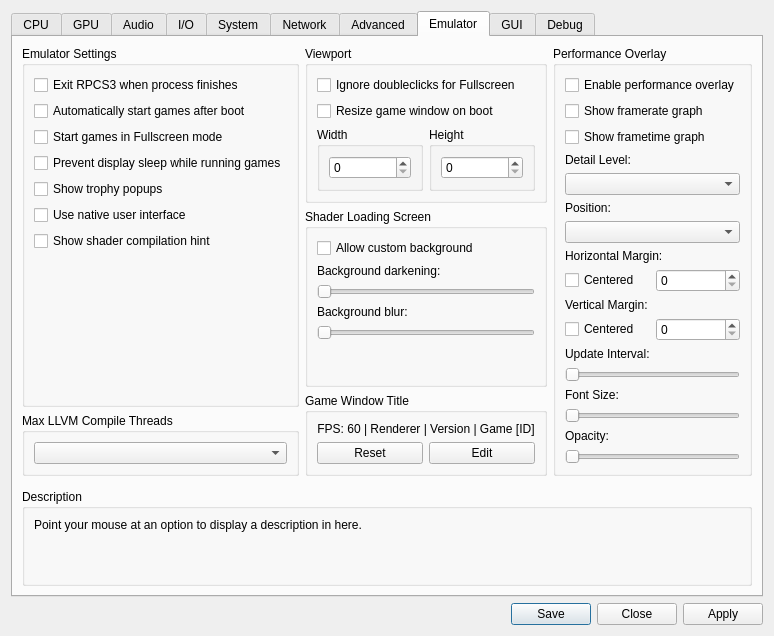
Old version of the form rpcs3/rpcs3qt/settings_dialog.ui in the repository RPCS3/rpcs3.
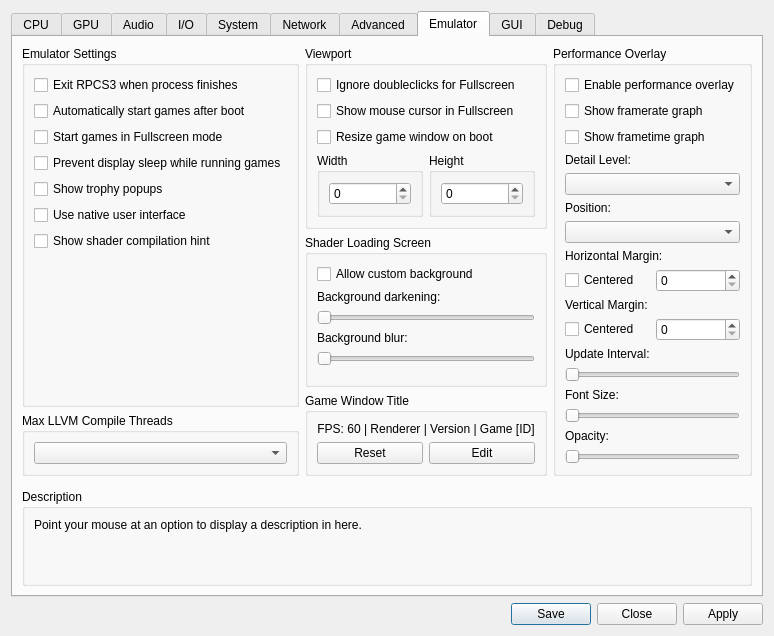
New version of the form. The open tabs and pages were chosen to show the change. Icons and pictures are not drawn.

Commit message: Qt: show mouse in fullscreen

Patch:
```diff
--- a/rpcs3/rpcs3qt/settings_dialog.ui
+++ b/rpcs3/rpcs3qt/settings_dialog.ui
@@ -2338,6 +2338,13 @@
                 </property>
                </widget>
               </item>
+              <item>
+               <widget class="QCheckBox" name="gs_showMouseInFullscreen">
+                <property name="text">
+                 <string>Show mouse cursor in Fullscreen </string>
+                </property>
+               </widget>
+              </item>
               <item>
                <widget class="QCheckBox" name="gs_resizeOnBoot">
                 <property name="text">
```
The commit also changes 5 other files.
